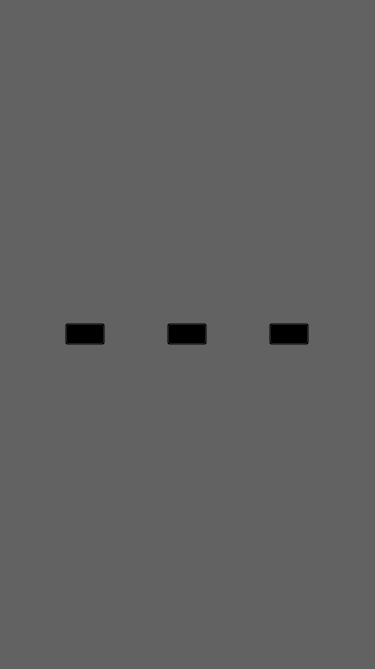
plebey/maga_PI_kursovaya, file qt_ui/order_driver.ui: the form before one commit.
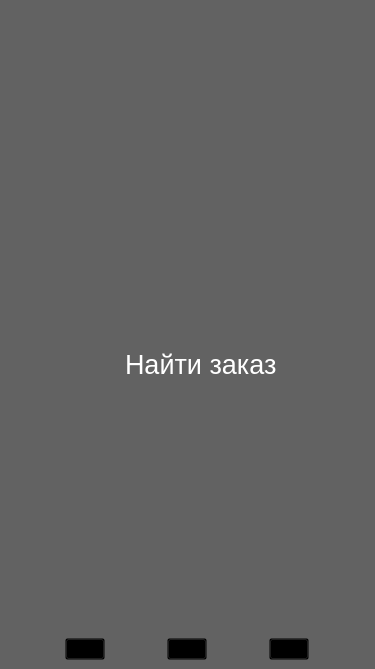
The form after the commit. Icons and pictures are not drawn.

Commit message: create order but without trip window

```diff
--- a/qt_ui/order_driver.ui
+++ b/qt_ui/order_driver.ui
@@ -79,39 +79,7 @@
   </property>
   <widget class="QWidget" name="centralwidget">
    <layout class="QGridLayout" name="gridLayout">
-    <item row="0" column="0">
-     <widget class="QPushButton" name="taxi_btn">
-      <property name="sizePolicy">
-       <sizepolicy hsizetype="Maximum" vsizetype="Fixed">
-        <horstretch>0</horstretch>
-        <verstretch>0</verstretch>
-       </sizepolicy>
-      </property>
-      <property name="styleSheet">
-       <string notr="true">QPushButton#taxi_btn {
-        background-color: transparent;
-    }
-QPushButton#taxi_btn:hover {
-        background-color: rgb(75, 75, 75);
-		border-radius: 20px;
-    }</string>
-      </property>
-      <property name="text">
-       <string/>
-      </property>
-      <property name="icon">
-       <iconset>
-        <normaloff>img/taxi_2.png</normaloff>img/taxi_2.png</iconset>
-      </property>
-      <property name="iconSize">
-       <size>
-        <width>48</width>
-        <height>48</height>
-       </size>
-      </property>
-     </widget>
-    </item>
-    <item row="0" column="1">
+    <item row="3" column="1">
      <widget class="QPushButton" name="account_btn">
       <property name="sizePolicy">
        <sizepolicy hsizetype="Maximum" vsizetype="Fixed">
@@ -143,7 +111,39 @@
       </property>
      </widget>
     </item>
-    <item row="0" column="2">
+    <item row="3" column="0">
+     <widget class="QPushButton" name="taxi_btn">
+      <property name="sizePolicy">
+       <sizepolicy hsizetype="Maximum" vsizetype="Fixed">
+        <horstretch>0</horstretch>
+        <verstretch>0</verstretch>
+       </sizepolicy>
+      </property>
+      <property name="styleSheet">
+       <string notr="true">QPushButton#taxi_btn {
+        background-color: transparent;
+    }
+QPushButton#taxi_btn:hover {
+        background-color: rgb(75, 75, 75);
+		border-radius: 20px;
+    }</string>
+      </property>
+      <property name="text">
+       <string/>
+      </property>
+      <property name="icon">
+       <iconset>
+        <normaloff>img/taxi_2.png</normaloff>img/taxi_2.png</iconset>
+      </property>
+      <property name="iconSize">
+       <size>
+        <width>48</width>
+        <height>48</height>
+       </size>
+      </property>
+     </widget>
+    </item>
+    <item row="3" column="2">
      <widget class="QPushButton" name="story_btn">
       <property name="sizePolicy">
        <sizepolicy hsizetype="Maximum" vsizetype="Fixed">
@@ -175,6 +175,163 @@
       </property>
      </widget>
     </item>
+    <item row="0" column="0" colspan="3">
+     <widget class="QGroupBox" name="groupBox">
+      <property name="styleSheet">
+       <string notr="true">border: none</string>
+      </property>
+      <property name="title">
+       <string/>
+      </property>
+      <widget class="QPushButton" name="start_find_btn">
+       <property name="geometry">
+        <rect>
+         <x>60</x>
+         <y>200</y>
+         <width>151</width>
+         <height>137</height>
+        </rect>
+       </property>
+       <property name="sizePolicy">
+        <sizepolicy hsizetype="Maximum" vsizetype="Fixed">
+         <horstretch>0</horstretch>
+         <verstretch>0</verstretch>
+        </sizepolicy>
+       </property>
+       <property name="styleSheet">
+        <string notr="true">QPushButton {        
+background-color: transparent;  
+}
+QPushButton:hover {       
+ background-color: rgb(75, 75, 75);
+border-radius: 20px; 
+}</string>
+       </property>
+       <property name="text">
+        <string/>
+       </property>
+       <property name="icon">
+        <iconset>
+         <normaloff>img/start_find.png</normaloff>img/start_find.png</iconset>
+       </property>
+       <property name="iconSize">
+        <size>
+         <width>64</width>
+         <height>64</height>
+        </size>
+       </property>
+      </widget>
+      <widget class="QLabel" name="find_label">
+       <property name="geometry">
+        <rect>
+         <x>60</x>
+         <y>340</y>
+         <width>191</width>
+         <height>31</height>
+        </rect>
+       </property>
+       <property name="palette">
+        <palette>
+         <active>
+          <colorrole role="WindowText">
+           <brush brushstyle="SolidPattern">
+            <color alpha="255">
+             <red>255</red>
+             <green>255</green>
+             <blue>255</blue>
+            </color>
+           </brush>
+          </colorrole>
+          <colorrole role="Text">
+           <brush brushstyle="SolidPattern">
+            <color alpha="255">
+             <red>255</red>
+             <green>255</green>
+             <blue>255</blue>
+            </color>
+           </brush>
+          </colorrole>
+          <colorrole role="PlaceholderText">
+           <brush brushstyle="SolidPattern">
+            <color alpha="128">
+             <red>255</red>
+             <green>255</green>
+             <blue>255</blue>
+            </color>
+           </brush>
+          </colorrole>
+         </active>
+         <inactive>
+          <colorrole role="WindowText">
+           <brush brushstyle="SolidPattern">
+            <color alpha="255">
+             <red>255</red>
+             <green>255</green>
+             <blue>255</blue>
+            </color>
+           </brush>
+          </colorrole>
+          <colorrole role="Text">
+           <brush brushstyle="SolidPattern">
+            <color alpha="255">
+             <red>255</red>
+             <green>255</green>
+             <blue>255</blue>
+            </color>
+           </brush>
+          </colorrole>
+          <colorrole role="PlaceholderText">
+           <brush brushstyle="SolidPattern">
+            <color alpha="128">
+             <red>255</red>
+             <green>255</green>
+             <blue>255</blue>
+            </color>
+           </brush>
+          </colorrole>
+         </inactive>
+         <disabled>
+          <colorrole role="WindowText">
+           <brush brushstyle="SolidPattern">
+            <color alpha="255">
+             <red>120</red>
+             <green>120</green>
+             <blue>120</blue>
+            </color>
+           </brush>
+          </colorrole>
+          <colorrole role="Text">
+           <brush brushstyle="SolidPattern">
+            <color alpha="255">
+             <red>120</red>
+             <green>120</green>
+             <blue>120</blue>
+            </color>
+           </brush>
+          </colorrole>
+          <colorrole role="PlaceholderText">
+           <brush brushstyle="SolidPattern">
+            <color alpha="128">
+             <red>0</red>
+             <green>0</green>
+             <blue>0</blue>
+            </color>
+           </brush>
+          </colorrole>
+         </disabled>
+        </palette>
+       </property>
+       <property name="font">
+        <font>
+         <pointsize>20</pointsize>
+        </font>
+       </property>
+       <property name="text">
+        <string>Найти заказ</string>
+       </property>
+      </widget>
+     </widget>
+    </item>
    </layout>
   </widget>
  </widget>
```
The commit also changes 24 other files.
